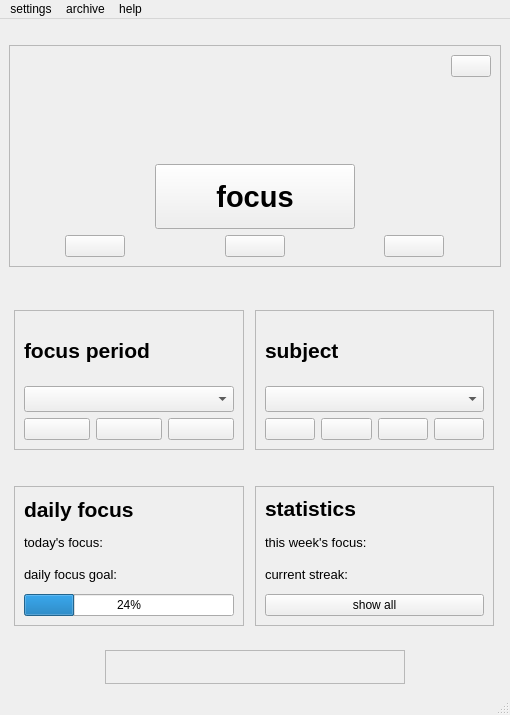
Above: ui/mainwindow.ui from dop14/monkmode before the change. Below: the same form after it.
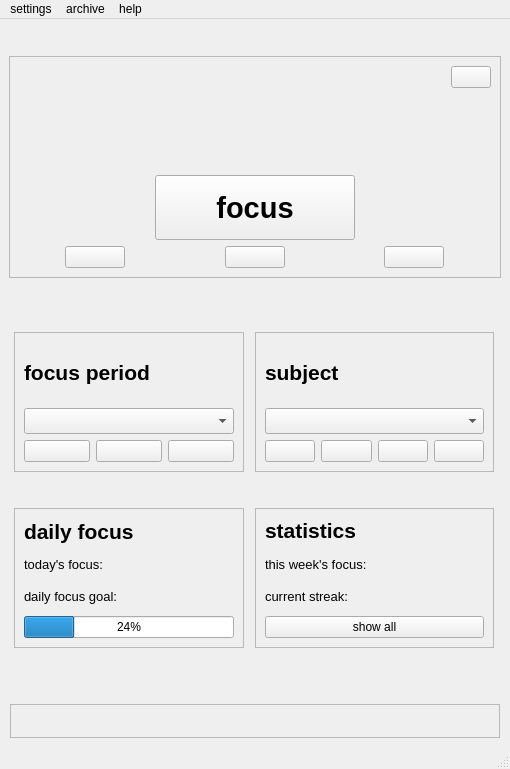
That is the form after the change. Icons and pictures are not drawn.

Commit message: Changed daily quote frame and design

Diff of the .ui file:
```diff
--- a/ui/mainwindow.ui
+++ b/ui/mainwindow.ui
@@ -7,7 +7,7 @@
     <x>0</x>
     <y>0</y>
     <width>510</width>
-    <height>715</height>
+    <height>769</height>
    </rect>
   </property>
   <property name="sizePolicy">
@@ -16,6 +16,12 @@
     <verstretch>0</verstretch>
    </sizepolicy>
   </property>
+  <property name="minimumSize">
+   <size>
+    <width>510</width>
+    <height>0</height>
+   </size>
+  </property>
   <property name="cursor">
    <cursorShape>ArrowCursor</cursorShape>
   </property>
@@ -584,17 +590,30 @@
       </item>
      </layout>
     </item>
+    <item>
+     <spacer name="horizontalSpacer_2">
+      <property name="orientation">
+       <enum>Qt::Orientation::Horizontal</enum>
+      </property>
+      <property name="sizeHint" stdset="0">
+       <size>
+        <width>40</width>
+        <height>20</height>
+       </size>
+      </property>
+     </spacer>
+    </item>
     <item alignment="Qt::AlignmentFlag::AlignHCenter">
      <widget class="QFrame" name="quoteFrame">
       <property name="sizePolicy">
-       <sizepolicy hsizetype="Fixed" vsizetype="Fixed">
+       <sizepolicy hsizetype="Minimum" vsizetype="Fixed">
         <horstretch>0</horstretch>
         <verstretch>0</verstretch>
        </sizepolicy>
       </property>
       <property name="minimumSize">
        <size>
-        <width>300</width>
+        <width>490</width>
         <height>0</height>
        </size>
       </property>
@@ -608,14 +627,14 @@
        <item alignment="Qt::AlignmentFlag::AlignHCenter|Qt::AlignmentFlag::AlignVCenter">
         <widget class="QLabel" name="quote_label">
          <property name="sizePolicy">
-          <sizepolicy hsizetype="Fixed" vsizetype="Fixed">
+          <sizepolicy hsizetype="MinimumExpanding" vsizetype="MinimumExpanding">
            <horstretch>0</horstretch>
            <verstretch>0</verstretch>
           </sizepolicy>
          </property>
          <property name="minimumSize">
           <size>
-           <width>0</width>
+           <width>300</width>
            <height>0</height>
           </size>
          </property>
```
The commit also changes 4 other files.
